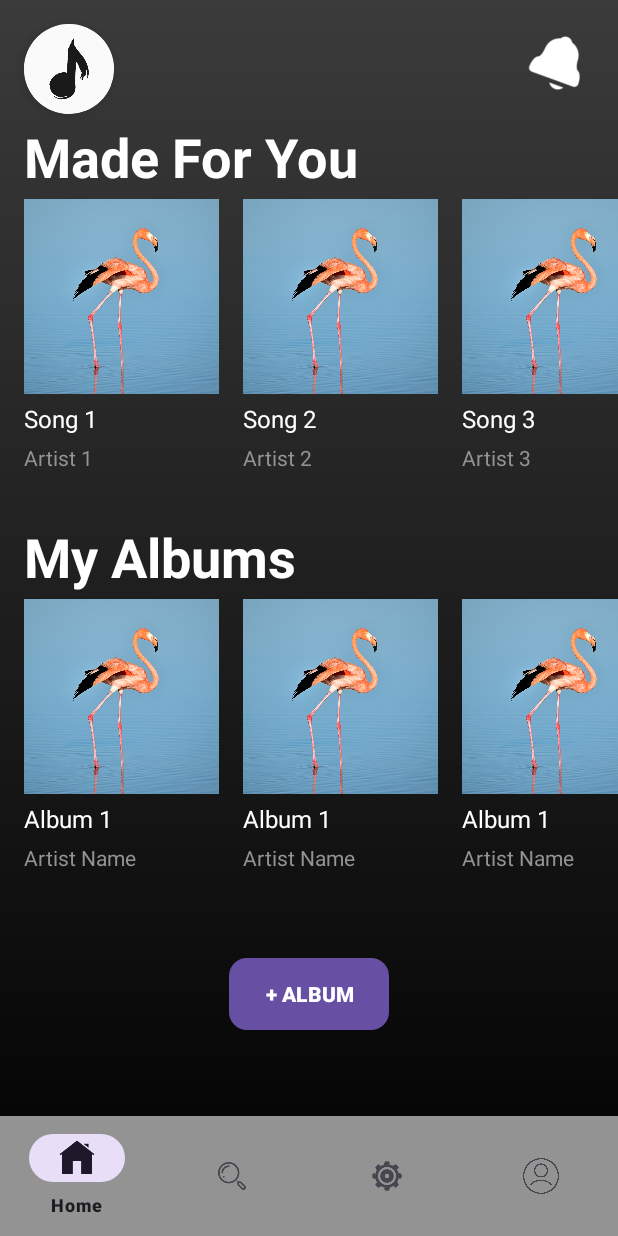
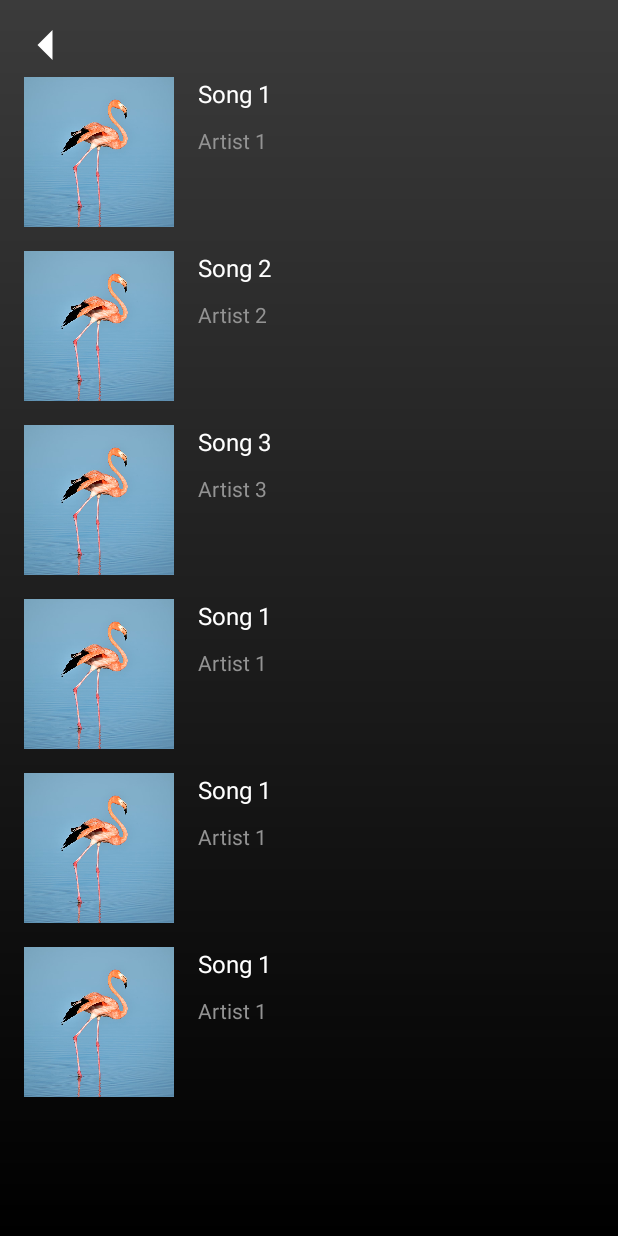
Before and after one commit to Buituansonzx/prm392, an Android app: the screen it shows after launch (Home before the commit, Detail_Album after it), on a phone screen of 412 x 824 dp. Run offline under Robolectric (Android 15) with nearby library versions, the phone set to English and light mode, and no system bars.

Commit message:
detail album

```diff
--- a/app/src/main/AndroidManifest.xml
+++ b/app/src/main/AndroidManifest.xml
@@ -13,7 +13,7 @@
         android:theme="@style/Theme.MusicApp"
         tools:targetApi="31">
         <activity
-            android:name=".Home"
+            android:name=".Detail_Album"
             android:exported="true">
             <intent-filter>
                 <action android:name="android.intent.action.MAIN" />
@@ -22,10 +22,13 @@
             </intent-filter>
         </activity>
         <activity
-            android:name=".MainActivity"
+            android:name=".Home"
             android:exported="true">
 
         </activity>
+        <activity
+            android:name=".MainActivity"
+            android:exported="true"></activity>
     </application>
 
 </manifest>
--- /dev/null
+++ b/app/src/main/java/com/example/musicapp/Detail_Album.java
@@ -0,0 +1,37 @@
+package com.example.musicapp;
+
+import android.os.Bundle;
+
+import androidx.activity.EdgeToEdge;
+import androidx.appcompat.app.AppCompatActivity;
+import androidx.core.graphics.Insets;
+import androidx.core.view.ViewCompat;
+import androidx.core.view.WindowInsetsCompat;
+import androidx.recyclerview.widget.LinearLayoutManager;
+import androidx.recyclerview.widget.RecyclerView;
+
+import java.util.ArrayList;
+import java.util.List;
+
+public class Detail_Album extends AppCompatActivity {
+    private RecyclerView songRecycler;
+    private SongAdapter songAdapter;
+    @Override
+    protected void onCreate(Bundle savedInstanceState) {
+        super.onCreate(savedInstanceState);
+        setContentView(R.layout.activity_detail_album);
+        songRecycler = findViewById(R.id.recyclersong);
+        LinearLayoutManager layoutManagerSong = new LinearLayoutManager(this, LinearLayoutManager.VERTICAL, false);
+        songRecycler.setLayoutManager(layoutManagerSong);
+        // Tạo danh sách playlist items (giả sử bạn có class PlaylistItem trong PlaylistAdapter)
+        List<SongAdapter.SongItem> songItems = new ArrayList<>();
+        songItems.add(new SongAdapter.SongItem("Song 1", "Artist 1", R.drawable.img));
+        songItems.add(new SongAdapter.SongItem("Song 2", "Artist 2", R.drawable.img));
+        songItems.add(new SongAdapter.SongItem("Song 3", "Artist 3", R.drawable.img));
+        songItems.add(new SongAdapter.SongItem("Song 1", "Artist 1", R.drawable.img));
+        songItems.add(new SongAdapter.SongItem("Song 1", "Artist 1", R.drawable.img));
+        songItems.add(new SongAdapter.SongItem("Song 1", "Artist 1", R.drawable.img));
+        songAdapter = new SongAdapter(songItems);
+        songRecycler.setAdapter(songAdapter);
+    }
+}
--- /dev/null
+++ b/app/src/main/java/com/example/musicapp/SongAdapter.java
@@ -0,0 +1,76 @@
+package com.example.musicapp;
+
+import android.view.LayoutInflater;
+import android.view.View;
+import android.view.ViewGroup;
+import android.widget.ImageView;
+import android.widget.TextView;
+
+import androidx.annotation.NonNull;
+import androidx.recyclerview.widget.RecyclerView;
+
+import java.util.List;
+
+public class SongAdapter extends RecyclerView.Adapter<SongAdapter.SongViewHolder> {
+    private List<SongItem> songItems;
+
+    public SongAdapter(List<SongItem> songItems) {
+        this.songItems = songItems;
+    }
+
+
+    @NonNull
+    @Override
+    public SongAdapter.SongViewHolder onCreateViewHolder(@NonNull ViewGroup parent, int viewType) {
+        View itemView = LayoutInflater.from(parent.getContext()).inflate(R.layout.item_song, parent, false);
+        return new SongAdapter.SongViewHolder(itemView);
+    }
+
+    @Override
+    public void onBindViewHolder(@NonNull SongAdapter.SongViewHolder holder, int position) {
+        SongAdapter.SongItem currentItem = songItems.get(position);
+        holder.songNameTextView.setText(currentItem.getSongName());
+        holder.artistNameTextView.setText(currentItem.getArtistName());
+
+    }
+
+    @Override
+    public int getItemCount() {
+        return songItems.size();
+    }
+    public static class SongViewHolder extends RecyclerView.ViewHolder {
+        public ImageView songImageView;
+        public TextView songNameTextView;
+        public TextView artistNameTextView;
+
+        public SongViewHolder(@NonNull View itemView) {
+            super(itemView);
+            songImageView = itemView.findViewById(R.id.playlist_image);
+            songNameTextView = itemView.findViewById(R.id.song_name);
+            artistNameTextView = itemView.findViewById(R.id.artist_name);
+        }
+    }
+    public static class SongItem {
+        private String songName;
+        private String artistName;
+        private int imageResource;
+
+        public SongItem(String songName, String artistName, int imageResource) {
+            this.songName = songName;
+            this.artistName = artistName;
+            this.imageResource = imageResource;
+        }
+
+        public String getSongName() {
+            return songName;
+        }
+
+        public String getArtistName() {
+            return artistName;
+        }
+
+        public int getImageResource() {
+            return imageResource;
+        }
+    }
+}
--- /dev/null
+++ b/app/src/main/res/drawable/arrow_icon.xml
@@ -0,0 +1,10 @@
+<!-- arrow_icon.xml -->
+<vector xmlns:android="http://schemas.android.com/apk/res/android"
+    android:width="24dp"
+    android:height="24dp"
+    android:viewportWidth="24"
+    android:viewportHeight="24">
+    <path
+        android:fillColor="#FFFFFF"
+        android:pathData="M15,20l-10,-10l10,-10" />
+</vector>
--- /dev/null
+++ b/app/src/main/res/drawable/back_button.xml
@@ -0,0 +1,10 @@
+<!-- back_button.xml -->
+<ripple xmlns:android="http://schemas.android.com/apk/res/android"
+    android:color="?android:attr/colorControlHighlight">
+    <item android:id="@android:id/mask">
+        <shape android:shape="rectangle">
+            <solid android:color="@color/button_bg_color" />
+            <corners android:radius="12dp" />
+        </shape>
+    </item>
+</ripple>
--- /dev/null
+++ b/app/src/main/res/layout/activity_detail_album.xml
@@ -0,0 +1,33 @@
+<?xml version="1.0" encoding="utf-8"?>
+<androidx.constraintlayout.widget.ConstraintLayout xmlns:android="http://schemas.android.com/apk/res/android"
+    xmlns:app="http://schemas.android.com/apk/res-auto"
+    xmlns:tools="http://schemas.android.com/tools"
+    android:id="@+id/main"
+    android:layout_width="match_parent"
+    android:layout_height="match_parent"
+    android:background="@drawable/gradient_background"
+    tools:context=".Detail_Album">
+
+    <ImageView
+        android:layout_width="wrap_content"
+        android:layout_height="wrap_content"
+        android:paddingTop="20dp"
+        android:paddingLeft="20dp"
+        android:paddingRight="20dp"
+        android:paddingBottom="5dp"
+        android:src="@drawable/arrow_icon"
+        app:layout_constraintStart_toStartOf="parent"
+        app:layout_constraintTop_toTopOf="parent" />
+
+    <androidx.recyclerview.widget.RecyclerView
+        android:id="@+id/recyclersong"
+        android:layout_width="0dp"
+        android:layout_height="wrap_content"
+        android:orientation="vertical"
+        app:layout_constraintBottom_toBottomOf="parent"
+        app:layout_constraintEnd_toEndOf="parent"
+        app:layout_constraintHorizontal_bias="0.0"
+        app:layout_constraintStart_toStartOf="parent"
+        app:layout_constraintTop_toTopOf="parent"
+        app:layout_constraintVertical_bias="0.275" />
+</androidx.constraintlayout.widget.ConstraintLayout>
--- /dev/null
+++ b/app/src/main/res/layout/item_song.xml
@@ -0,0 +1,41 @@
+<?xml version="1.0" encoding="utf-8"?>
+<androidx.constraintlayout.widget.ConstraintLayout xmlns:android="http://schemas.android.com/apk/res/android"
+    xmlns:app="http://schemas.android.com/apk/res-auto"
+    xmlns:tools="http://schemas.android.com/tools"
+    android:layout_width="wrap_content"
+    android:layout_height="wrap_content">
+
+    <ImageView
+        android:id="@+id/imageView"
+        android:layout_width="100dp"
+        android:layout_height="100dp"
+        android:layout_marginStart="16dp"
+        android:layout_marginTop="16dp"
+        android:src="@drawable/img"
+        app:layout_constraintStart_toStartOf="parent"
+        app:layout_constraintTop_toTopOf="parent" />
+
+    <TextView
+        android:id="@+id/song_name"
+        android:layout_width="wrap_content"
+        android:layout_height="wrap_content"
+        android:layout_marginStart="16dp"
+        android:text="Song Name"
+        android:textColor="@color/white"
+        android:textSize="16sp"
+        app:layout_constraintStart_toEndOf="@+id/imageView"
+        app:layout_constraintTop_toTopOf="@+id/imageView" />
+
+    <TextView
+        android:id="@+id/artist_name"
+        android:layout_width="wrap_content"
+        android:layout_height="wrap_content"
+        android:text="Artist Name"
+        android:textColor="@color/gray"
+        android:textSize="14sp"
+        app:layout_constraintBottom_toBottomOf="@+id/imageView"
+        app:layout_constraintStart_toStartOf="@+id/song_name"
+        app:layout_constraintTop_toBottomOf="@+id/song_name"
+        app:layout_constraintVertical_bias="0.186" />
+
+</androidx.constraintlayout.widget.ConstraintLayout>
--- a/app/src/main/res/values/colors.xml
+++ b/app/src/main/res/values/colors.xml
@@ -6,4 +6,5 @@
     <color name="button_bg_color">#3CC141</color> <!-- Màu nền của Button -->
     <color name="button_text_color">#FFFFFF</color> <!-- Màu chữ của Button -->
     <color name="button_pressed_color">#08740D</color> <!-- Màu khi nhấn Button -->
+
 </resources>
--- a/app/src/main/res/values/strings.xml
+++ b/app/src/main/res/values/strings.xml
@@ -2,4 +2,5 @@
     <string name="app_name">MusicApp</string>
     <string name="made_for_you">Made For You</string>
     <string name="my_albums">My Albums</string>
+    <string name="back">Back</string>
 </resources>
```
